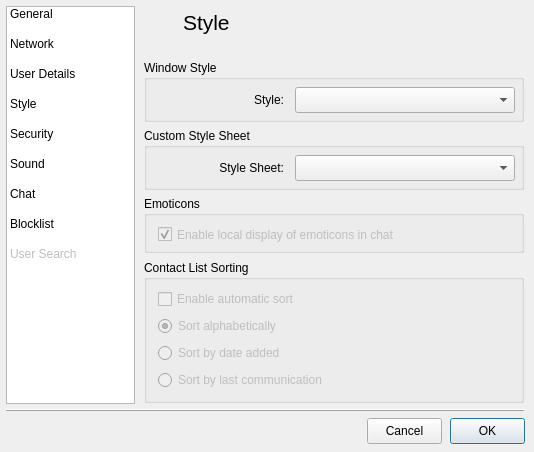
Before: the Qt Designer form src/gui/form_settingsgui.ui in vituperative/i2pchat, drawn with Qt 5.
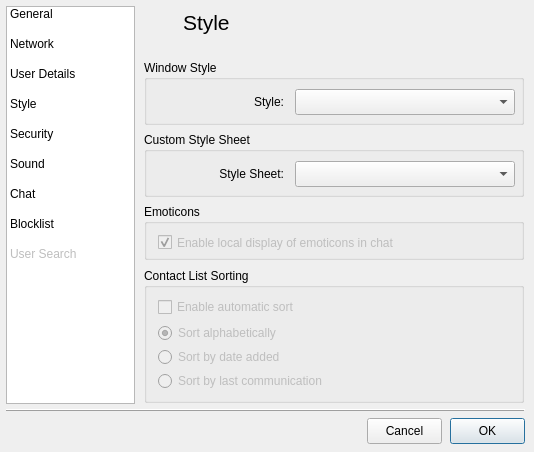
After: the same form once the commit is applied. The open tabs and pages were chosen to show the change. Icons and pictures are not drawn.

Commit message: Settings layout tweaks

```diff
--- a/src/gui/form_settingsgui.ui
+++ b/src/gui/form_settingsgui.ui
@@ -1765,21 +1765,21 @@
       <property name="geometry">
        <rect>
         <x>4</x>
-        <y>120</y>
+        <y>124</y>
         <width>380</width>
-        <height>62</height>
+        <height>65</height>
        </rect>
       </property>
       <property name="minimumSize">
        <size>
         <width>380</width>
-        <height>62</height>
+        <height>65</height>
        </size>
       </property>
       <property name="maximumSize">
        <size>
         <width>380</width>
-        <height>62</height>
+        <height>65</height>
        </size>
       </property>
       <property name="sizeIncrement">
@@ -1795,7 +1795,7 @@
        <property name="geometry">
         <rect>
          <x>10</x>
-         <y>26</y>
+         <y>28</y>
          <width>361</width>
          <height>28</height>
         </rect>
@@ -1876,19 +1876,19 @@
         <x>4</x>
         <y>52</y>
         <width>380</width>
-        <height>62</height>
+        <height>65</height>
        </rect>
       </property>
       <property name="minimumSize">
        <size>
         <width>380</width>
-        <height>62</height>
+        <height>65</height>
        </size>
       </property>
       <property name="maximumSize">
        <size>
         <width>380</width>
-        <height>62</height>
+        <height>65</height>
        </size>
       </property>
       <property name="title">
@@ -1898,7 +1898,7 @@
        <property name="geometry">
         <rect>
          <x>10</x>
-         <y>26</y>
+         <y>28</y>
          <width>361</width>
          <height>28</height>
         </rect>
@@ -2052,9 +2052,9 @@
       <property name="geometry">
        <rect>
         <x>4</x>
-        <y>188</y>
+        <y>196</y>
         <width>380</width>
-        <height>57</height>
+        <height>56</height>
        </rect>
       </property>
       <property name="title">
@@ -2084,9 +2084,9 @@
       <property name="geometry">
        <rect>
         <x>4</x>
-        <y>252</y>
+        <y>260</y>
         <width>380</width>
-        <height>143</height>
+        <height>135</height>
        </rect>
       </property>
       <property name="title">
@@ -2098,7 +2098,7 @@
          <x>14</x>
          <y>28</y>
          <width>193</width>
-         <height>105</height>
+         <height>98</height>
         </rect>
        </property>
        <layout class="QGridLayout" name="gridLayout_21">
@@ -2110,13 +2110,13 @@
           <property name="minimumSize">
            <size>
             <width>0</width>
-            <height>20</height>
+            <height>22</height>
            </size>
           </property>
           <property name="maximumSize">
            <size>
             <width>16777215</width>
-            <height>20</height>
+            <height>22</height>
            </size>
           </property>
           <property name="text">
@@ -2135,13 +2135,13 @@
           <property name="minimumSize">
            <size>
             <width>0</width>
-            <height>20</height>
+            <height>18</height>
            </size>
           </property>
           <property name="maximumSize">
            <size>
             <width>16777215</width>
-            <height>20</height>
+            <height>18</height>
            </size>
           </property>
           <property name="text">
@@ -2160,13 +2160,13 @@
           <property name="minimumSize">
            <size>
             <width>0</width>
-            <height>20</height>
+            <height>18</height>
            </size>
           </property>
           <property name="maximumSize">
            <size>
             <width>16777215</width>
-            <height>20</height>
+            <height>18</height>
            </size>
           </property>
           <property name="text">
@@ -2185,13 +2185,13 @@
           <property name="minimumSize">
            <size>
             <width>0</width>
-            <height>20</height>
+            <height>18</height>
            </size>
           </property>
           <property name="maximumSize">
            <size>
             <width>16777215</width>
-            <height>20</height>
+            <height>18</height>
            </size>
           </property>
           <property name="text">
```
Left out of the diff: 52 changed lines with no effect on the pictures.
